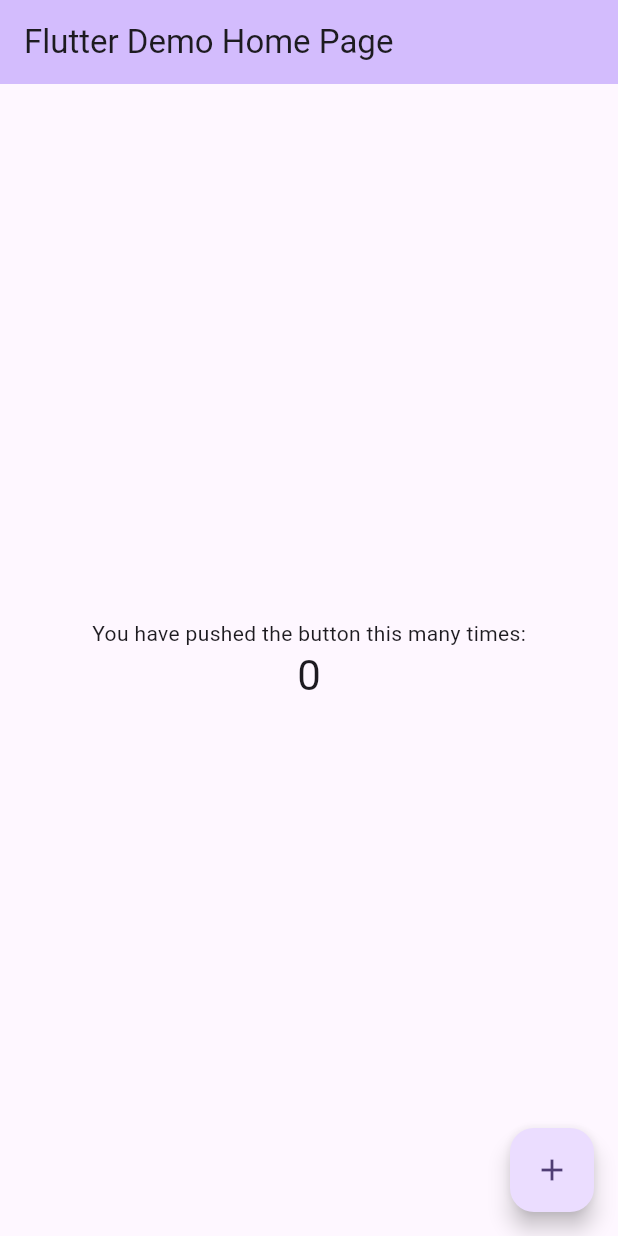
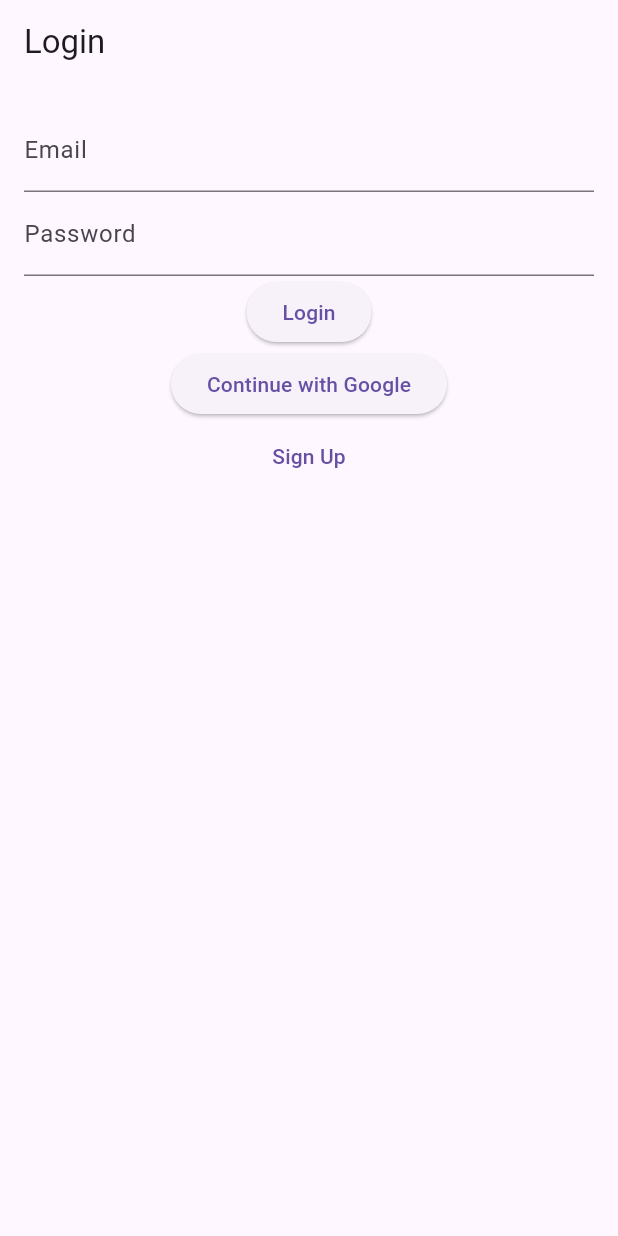
Before and after one commit to BilalWattu521/doorbot_fyp, a Flutter app: the screen it shows after launch, on a phone screen of 412 x 824 dp. Run offline on Flutter 3.47's test engine with Material 3 defaults, Android fonts, the phone set to English and light mode, and no system bars; our stand-ins replace firebase_auth, firebase_core, flutter_dotenv; accounts and stored records are empty.

Commit message:
new commit

```diff
--- a/lib/main.dart
+++ b/lib/main.dart
@@ -1,122 +1,61 @@
 import 'package:flutter/material.dart';
+import 'package:firebase_core/firebase_core.dart';
+import 'package:flutter_dotenv/flutter_dotenv.dart';
+import 'package:doorbot_fyp/view/login_view.dart';
 
-void main() {
+
+void main() async {
+  WidgetsFlutterBinding.ensureInitialized();
+  await dotenv.load();
+
+  await Firebase.initializeApp(
+    options: FirebaseOptions(
+      apiKey: dotenv.env['API_KEY']!,
+      appId: dotenv.env['APP_ID']!,
+      messagingSenderId: dotenv.env['MESSAGING_SENDER_ID']!,
+      projectId: dotenv.env['PROJECT_ID']!,
+    ),
+  );
+
   runApp(const MyApp());
 }
 
+
 class MyApp extends StatelessWidget {
   const MyApp({super.key});
-
-  // This widget is the root of your application.
   @override
   Widget build(BuildContext context) {
     return MaterialApp(
-      title: 'Flutter Demo',
-      theme: ThemeData(
-        // This is the theme of your application.
-        //
-        // TRY THIS: Try running your application with "flutter run". You'll see
-        // the application has a purple toolbar. Then, without quitting the app,
-        // try changing the seedColor in the colorScheme below to Colors.green
-        // and then invoke "hot reload" (save your changes or press the "hot
-        // reload" button in a Flutter-supported IDE, or press "r" if you used
-        // the command line to start the app).
-        //
-        // Notice that the counter didn't reset back to zero; the application
-        // state is not lost during the reload. To reset the state, use hot
-        // restart instead.
-        //
-        // This works for code too, not just values: Most code changes can be
-        // tested with just a hot reload.
-        colorScheme: ColorScheme.fromSeed(seedColor: Colors.deepPurple),
-      ),
-      home: const MyHomePage(title: 'Flutter Demo Home Page'),
+      title: 'Doorbot FYP',
+      debugShowCheckedModeBanner: false,
+      home: const SplashScreen(),
     );
   }
 }
 
-class MyHomePage extends StatefulWidget {
-  const MyHomePage({super.key, required this.title});
-
-  // This widget is the home page of your application. It is stateful, meaning
-  // that it has a State object (defined below) that contains fields that affect
-  // how it looks.
-
-  // This class is the configuration for the state. It holds the values (in this
-  // case the title) provided by the parent (in this case the App widget) and
-  // used by the build method of the State. Fields in a Widget subclass are
-  // always marked "final".
-
-  final String title;
-
+class SplashScreen extends StatefulWidget {
+  const SplashScreen({super.key});
   @override
-  State<MyHomePage> createState() => _MyHomePageState();
+  State<SplashScreen> createState() => _SplashScreenState();
 }
 
-class _MyHomePageState extends State<MyHomePage> {
-  int _counter = 0;
-
-  void _incrementCounter() {
-    setState(() {
-      // This call to setState tells the Flutter framework that something has
-      // changed in this State, which causes it to rerun the build method below
-      // so that the display can reflect the updated values. If we changed
-      // _counter without calling setState(), then the build method would not be
-      // called again, and so nothing would appear to happen.
-      _counter++;
+class _SplashScreenState extends State<SplashScreen> {
+  @override
+  void initState() {
+    super.initState();
+    Future.delayed(const Duration(seconds: 3), () {
+      Navigator.pushReplacement(
+        context,
+        MaterialPageRoute(builder: (context) => const LoginView()));
     });
   }
 
   @override
   Widget build(BuildContext context) {
-    // This method is rerun every time setState is called, for instance as done
-    // by the _incrementCounter method above.
-    //
-    // The Flutter framework has been optimized to make rerunning build methods
-    // fast, so that you can just rebuild anything that needs updating rather
-    // than having to individually change instances of widgets.
     return Scaffold(
-      appBar: AppBar(
-        // TRY THIS: Try changing the color here to a specific color (to
-        // Colors.amber, perhaps?) and trigger a hot reload to see the AppBar
-        // change color while the other colors stay the same.
-        backgroundColor: Theme.of(context).colorScheme.inversePrimary,
-        // Here we take the value from the MyHomePage object that was created by
-        // the App.build method, and use it to set our appbar title.
-        title: Text(widget.title),
+      body: Center(
+        child: Image.asset("assets/logo.png", width: 150),
       ),
-      body: Center(
-        // Center is a layout widget. It takes a single child and positions it
-        // in the middle of the parent.
-        child: Column(
-          // Column is also a layout widget. It takes a list of children and
-          // arranges them vertically. By default, it sizes itself to fit its
-          // children horizontally, and tries to be as tall as its parent.
-          //
-          // Column has various properties to control how it sizes itself and
-          // how it positions its children. Here we use mainAxisAlignment to
-          // center the children vertically; the main axis here is the vertical
-          // axis because Columns are vertical (the cross axis would be
-          // horizontal).
-          //
-          // TRY THIS: Invoke "debug painting" (choose the "Toggle Debug Paint"
-          // action in the IDE, or press "p" in the console), to see the
-          // wireframe for each widget.
-          mainAxisAlignment: MainAxisAlignment.center,
-          children: <Widget>[
-            const Text('You have pushed the button this many times:'),
-            Text(
-              '$_counter',
-              style: Theme.of(context).textTheme.headlineMedium,
-            ),
-          ],
-        ),
-      ),
-      floatingActionButton: FloatingActionButton(
-        onPressed: _incrementCounter,
-        tooltip: 'Increment',
-        child: const Icon(Icons.add),
-      ), // This trailing comma makes auto-formatting nicer for build methods.
     );
   }
 }
--- /dev/null
+++ b/lib/view/login_view.dart
@@ -0,0 +1,74 @@
+import 'package:flutter/material.dart';
+import 'package:doorbot_fyp/view/signup_view.dart';
+import 'package:doorbot_fyp/view_model/auth_view_model.dart';
+
+class LoginView extends StatefulWidget {
+  const LoginView({super.key});
+
+  @override
+  State<LoginView> createState() => _LoginViewState();
+}
+
+class _LoginViewState extends State<LoginView> {
+  final emailController = TextEditingController();
+  final passwordController = TextEditingController();
+  final auth = AuthViewModel();
+
+  void _login() async {
+    try {
+      await auth.login(emailController.text, passwordController.text);
+      ScaffoldMessenger.of(context).showSnackBar(
+          const SnackBar(content: Text("Login successful")));
+      // Navigate to home screen if you have one
+    } catch (e) {
+      ScaffoldMessenger.of(context).showSnackBar(
+          SnackBar(content: Text(e.toString())));
+    }
+  }
+
+  void _loginWithGoogle() async {
+    try {
+      await auth.signInWithGoogle();
+      ScaffoldMessenger.of(context).showSnackBar(
+          const SnackBar(content: Text("Google login successful")));
+      // Navigate to home
+    } catch (e) {
+      ScaffoldMessenger.of(context).showSnackBar(
+          const SnackBar(content: Text("Google sign-in failed")));
+    }
+  }
+
+  @override
+  Widget build(BuildContext context) {
+    return Scaffold(
+      appBar: AppBar(title: const Text("Login")),
+      body: Padding(
+        padding: const EdgeInsets.all(16.0),
+        child: Column(
+          children: [
+            TextField(
+                controller: emailController,
+                decoration: const InputDecoration(labelText: "Email")),
+            TextField(
+                controller: passwordController,
+                obscureText: true,
+                decoration: const InputDecoration(labelText: "Password")),
+            ElevatedButton(
+                onPressed: _login, child: const Text("Login")),
+            ElevatedButton(
+                onPressed: _loginWithGoogle,
+                child: const Text("Continue with Google")),
+            TextButton(
+                onPressed: () {
+                  Navigator.push(
+                      context,
+                      MaterialPageRoute(
+                          builder: (_) => const SignupView()));
+                },
+                child: const Text("Sign Up"))
+          ],
+        ),
+      ),
+    );
+  }
+}
```
Also changed, not shown: lib/view/signup_view.dart (added, +77 -0 lines), lib/view_model/auth_view_model.dart (added, +54 -0 lines), pubspec.yaml (+4 -3 lines), pubspec.lock, 1 other file.
